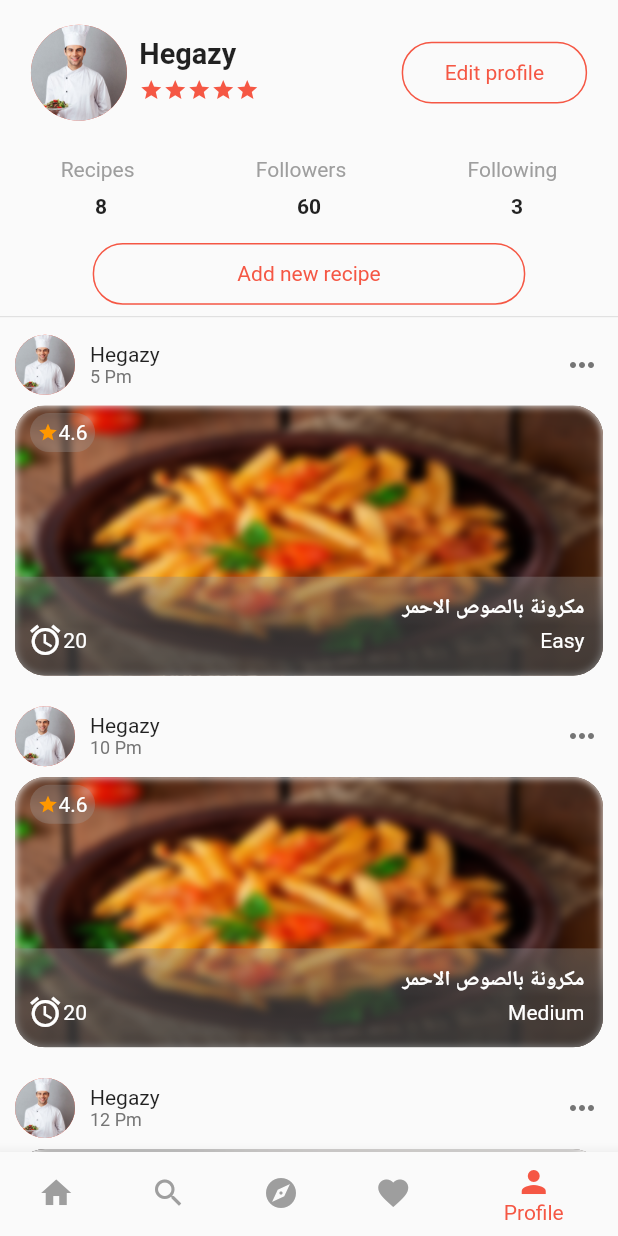
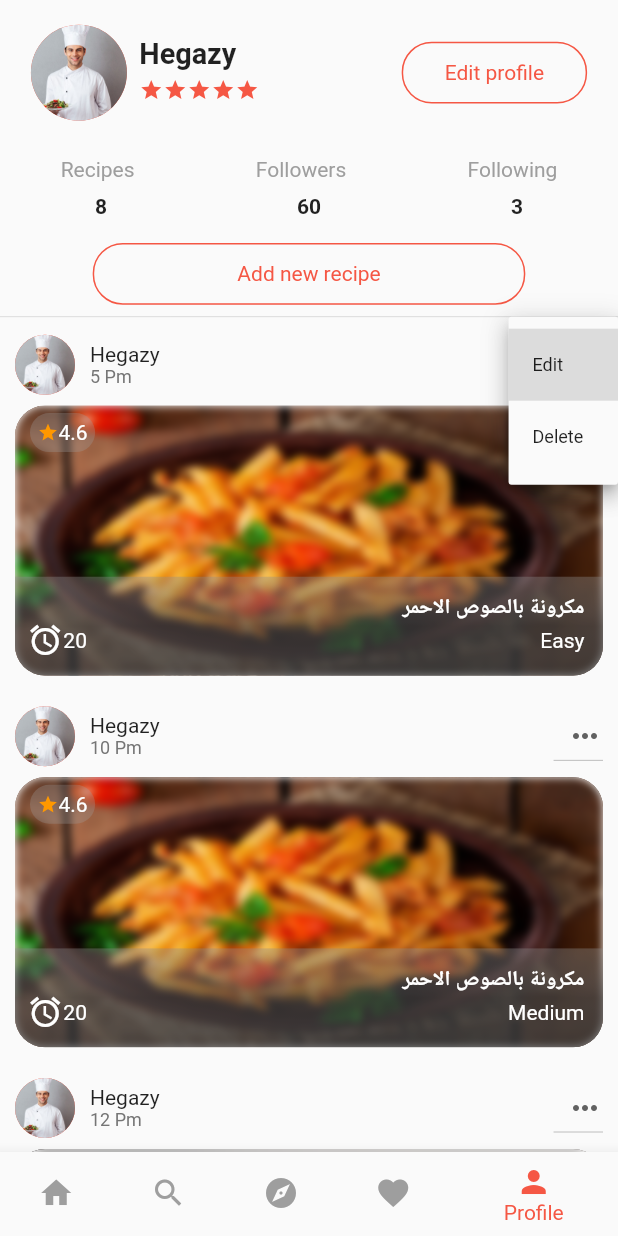
Before and after one commit to Hegazy02/foodcon, a Flutter app: the masterPage screen opened by its route, item 5 of the bottom bar chosen, after a tap on the "keyboard control" icon, on a phone screen of 412 x 824 dp. Run offline on Flutter 3.47's test engine with Material 2 defaults, Android fonts, the phone set to English and light mode, and no system bars; our stand-ins replace flutter_staggered_animations, sizer.

Commit message:
add chef profile

```diff
--- a/lib/Pages/MainPages/ProfilePage.dart
+++ b/lib/Pages/MainPages/ProfilePage.dart
@@ -166,12 +166,10 @@ class ProfilePage extends StatelessWidget {
                         ],
                       ),
                       Spacer(),
-                      IconButton(
-                          onPressed: () {},
-                          icon: Icon(
-                            Icons.more_horiz,
-                            color: Colors.grey[600],
-                          ))
+                      CustomDropDown(),
+                      SizedBox(
+                        width: 10,
+                      )
                     ],
                   ),
                   SizedBox(
@@ -304,3 +302,38 @@ class MyRecipe extends StatelessWidget {
     );
   }
 }
+
+class CustomDropDown extends StatelessWidget {
+  CustomDropDown({super.key});
+  String dropdownValue = 'Dog';
+  @override
+  Widget build(BuildContext context) {
+    return SizedBox(
+      width: 8.w,
+      child: DropdownButton<String>(
+        icon: Icon(Icons.more_horiz),
+        isExpanded: true,
+        items: <String>[
+          'Edit',
+          'Delete',
+        ].map<DropdownMenuItem<String>>((e) {
+          return DropdownMenuItem<String>(
+            value: e,
+            child: Text(
+              e,
+              style: TextStyle(fontSize: 12),
+            ),
+          );
+        }).toList(),
+        onChanged: (newValue) {
+          dropdownValue = newValue!;
+          if (newValue == 'Edit') {
+            print("Edit");
+          } else {
+            print("Delete");
+          }
+        },
+      ),
+    );
+  }
+}
--- a/lib/Pages/MainPages/homePage.dart
+++ b/lib/Pages/MainPages/homePage.dart
@@ -1,6 +1,7 @@
 import 'dart:ui';
 
 import 'package:flutter/material.dart';
+import 'package:foodcon/Pages/chefProfile.dart';
 import 'package:foodcon/Pages/fullScreenCate.dart';
 import 'package:foodcon/Providers/filteredList.dart';
 import 'package:foodcon/Services/Lists/Lists.dart';
@@ -340,23 +341,14 @@ class popularChefsIcons extends StatelessWidget {
   Widget build(BuildContext context) {
     String avatar = image == null ? list![index!]['chefAvatar'] : image;
     return ClipRRect(
-      borderRadius: BorderRadius.circular(999),
       child: InkWell(
-        onTap: () {
-          print("adsasdasd");
-        },
-        child: Container(
-          width: height,
-          height: width,
-          decoration: BoxDecoration(
-            // shape: BoxShape.circle,
-            color: Colors.white,
-            image: DecorationImage(
-                image: AssetImage(avatar != "" ? avatar : Klogo),
-                fit: BoxFit.fill),
-          ),
-        ),
-      ),
+          onTap: () {
+            Navigator.of(context).pushNamed(ChefProfile().id);
+          },
+          child: CircleAvatar(
+            backgroundImage: AssetImage(avatar != "" ? avatar : Klogo),
+            radius: 25,
+          )),
     );
   }
 }
--- a/lib/Pages/fullScreenCate.dart
+++ b/lib/Pages/fullScreenCate.dart
@@ -205,6 +205,7 @@ class CiruledButton extends StatelessWidget {
 class BorderdButton extends StatelessWidget {
   String? txt;
   Color? txtColor;
+  Color? color;
 
   Color? borderColor;
   double? circular;
@@ -217,7 +218,8 @@ class BorderdButton extends StatelessWidget {
       this.circular,
       this.borderColor,
       this.txtColor,
-      this.onPressed});
+      this.onPressed,
+      this.color});
   @override
   Widget build(BuildContext context) {
     return Row(
@@ -228,6 +230,7 @@ class BorderdButton extends StatelessWidget {
             child: Container(
               alignment: Alignment.center,
               decoration: BoxDecoration(
+                  color: color,
                   borderRadius: BorderRadius.circular(circular!),
                   border: Border.all(color: borderColor!)),
               child: Padding(
--- a/lib/Providers/filteredList.dart
+++ b/lib/Providers/filteredList.dart
@@ -8,6 +8,7 @@ class FilterProv extends ChangeNotifier {
   int _isGridPressed = 1;
   int _isCatePressed = 0;
   int _fullScreenIndex = 0;
+  String _follow = "Follow";
 
   List<dynamic> get fil1 => _page1FilteredList;
   List<dynamic> get fil2 => _page2FilteredList;
@@ -16,6 +17,7 @@ class FilterProv extends ChangeNotifier {
   int get isGird => _isGridPressed;
   int get isCate => _isCatePressed;
   int get ScreenIndex => _fullScreenIndex;
+  String get follow => _follow;
   set fil1(val) {
     _page1FilteredList = val;
     notifyListeners();
@@ -63,4 +65,14 @@ class FilterProv extends ChangeNotifier {
     _SearchFavoritesList = _SearchFavoritesList.toSet().toList();
     notifyListeners();
   }
+
+  changeFollow() {
+    if (_follow == "Follow") {
+      _follow = "Followed";
+    } else {
+      _follow = "Follow";
+    }
+
+    notifyListeners();
+  }
 }
--- a/lib/main.dart
+++ b/lib/main.dart
@@ -3,6 +3,7 @@ import 'package:foodcon/Pages/Auth/OnboardingPage.dart';
 import 'package:foodcon/Pages/Auth/SignInPage.dart';
 import 'package:foodcon/Pages/Auth/SignUpPage.dart';
 import 'package:foodcon/Pages/MainPages/searchPage.dart';
+import 'package:foodcon/Pages/chefProfile.dart';
 import 'package:foodcon/Pages/masterPage.dart';
 import 'package:foodcon/Providers/filteredList.dart';
 import 'package:foodcon/constants.dart';
@@ -37,6 +38,7 @@ class MyApp extends StatelessWidget {
             SignUpPage().id: (context) => SignUpPage(),
             LoginPage().id: (context) => LoginPage(),
             OnBoardingPage().id: (context) => OnBoardingPage(),
+            ChefProfile().id: (context) => ChefProfile(),
           },
         );
       }),
```
Also changed, not shown: lib/Pages/chefProfile.dart (added, +301 -0 lines).
